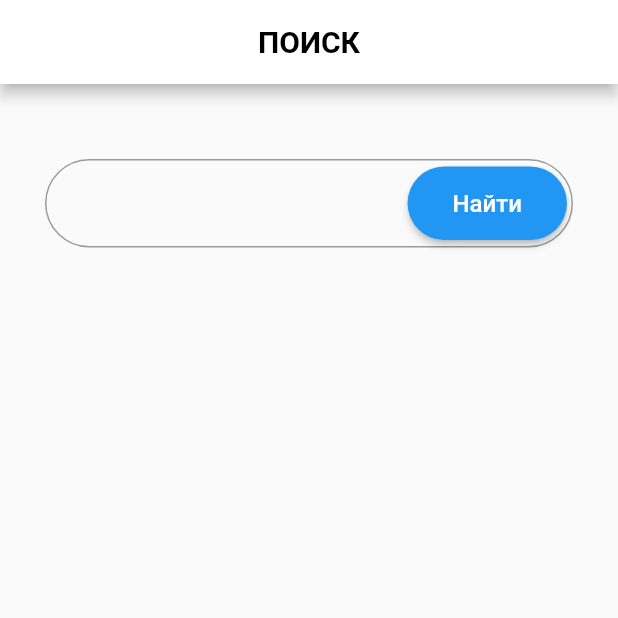
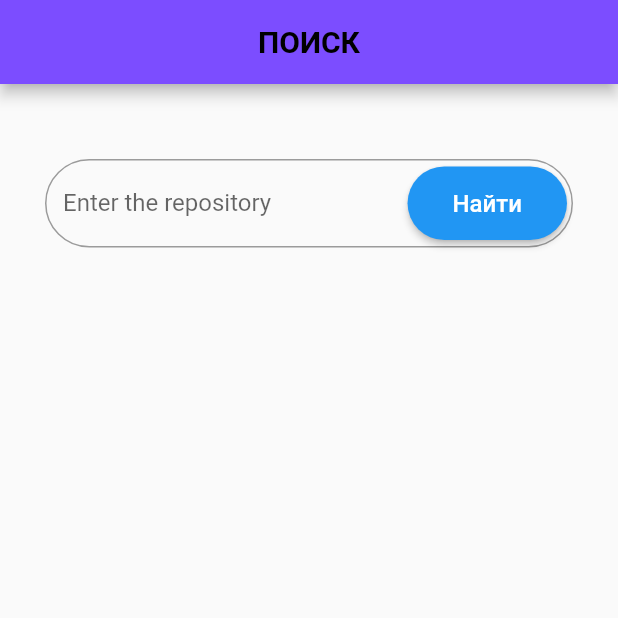
Before and after one commit to invokise/SearchRepoGitHub, a Flutter app: the screen it shows after launch, on a phone screen of 412 x 824 dp, the top half of it. Run offline on Flutter 3.47's test engine with Material 2 defaults, Android fonts, the phone set to English and light mode, and no system bars; our stand-ins replace mobx; generated files the repository leaves out were written again.

Commit message:
almost brilliant

```diff
--- a/lib/Pages/app_search.dart
+++ b/lib/Pages/app_search.dart
@@ -1,5 +1,6 @@
 import 'package:flutter/material.dart';
 import 'package:third/constants/text_styles.dart';
+import 'package:third/main.dart';
 
 class AppSearch extends StatefulWidget {
   const AppSearch({Key? key}) : super(key: key);
@@ -9,14 +10,13 @@ class AppSearch extends StatefulWidget {
 }
 
 class _AppSearchState extends State<AppSearch> {
-final textController = TextEditingController();
-
-
+  TextEditingController textController = TextEditingController();
+  bool _validate = false;
   @override
   Widget build(BuildContext context) {
     return Scaffold(
       appBar: AppBar(
-        backgroundColor: Colors.white,
+        backgroundColor: Colors.deepPurpleAccent,
         title: const Center(
           child: Text(
             'ПОИСК',
@@ -31,6 +31,12 @@ final textController = TextEditingController();
             TextField(
               controller: textController,
               decoration: InputDecoration(
+                labelText: 'Enter the repository',
+                errorText: _validate ? 'Field cant be empty' : null,
+                errorBorder: OutlineInputBorder(
+                  borderRadius: BorderRadius.circular(30),
+
+                ),
                 border: OutlineInputBorder(
                   borderRadius: BorderRadius.circular(30),
                 ),
@@ -51,7 +57,20 @@ final textController = TextEditingController();
                     ),
                   ),
                 ),
-                onPressed: () {Navigator.pushNamed(context, '/third');},
+                onPressed: () {
+                  setState(() {
+                    if (textController.text.isEmpty) {
+                      _validate = true;
+                      return;
+                    } else {
+                      _validate = false;
+                    }
+
+                    Navigator.pushNamed(context, '/second');
+                    final controllerText = textController.text;
+                    search.setTextValue(controllerText);
+                  });
+                },
                 child: const Text(
                   'Найти',
                   style: AppTextStyles.text16,
--- a/lib/constants/link_constants.dart
+++ /dev/null
@@ -1,3 +0,0 @@
-class Links {
-  static const String url = 'https://api.github.com/search/repositories';
-}
--- a/lib/main.dart
+++ b/lib/main.dart
@@ -1,12 +1,12 @@
 import 'package:flutter/material.dart';
 import 'package:third/Pages/app_search.dart';
 import 'package:third/Pages/search_result.dart';
-import 'package:third/Pages/test_page.dart';
+import 'package:third/mobx/mobx.dart';
 
+final search = Search();
 void main() {
   runApp(const MyApp());
 }
-
 
 class MyApp extends StatelessWidget {
   const MyApp({Key? key}) : super(key: key);
@@ -15,11 +15,9 @@ class MyApp extends StatelessWidget {
   Widget build(BuildContext context) {
     return MaterialApp(
       routes: {
-
-    '/': (context) => const AppSearch(),
-    '/third': (context) => const SearchResult(),
-    '/second': (context) => const TestWidget(),
-  },
+        '/': (context) => const AppSearch(),
+        '/second': (context) => const SearchResult(),
+      },
       debugShowCheckedModeBanner: false,
     );
   }
--- a/pubspec.yaml
+++ b/pubspec.yaml
@@ -25,10 +25,13 @@ dependencies:
   flutter:
     sdk: flutter
   http: ^0.13.3
+  mobx: ^2.0.4
 
 dev_dependencies:
+  build_runner: ^2.1.2
   flutter_test:
     sdk: flutter
+  mobx_codegen: ^2.0.3
   surf_lint_rules: ^1.4.0
 
 # For information on the generic Dart part of this file, see the
```
Also changed, not shown: lib/API/api.dart (+5 -3 lines), lib/Pages/search_result.dart (+15 -14 lines), lib/Pages/test_page.dart (deleted, +0 -38 lines), lib/constants/text_styles.dart (+5 -2 lines), lib/mobx/mobx.dart (added, +26 -0 lines), lib/mobx/mobx.g.dart (added), pubspec.lock.
